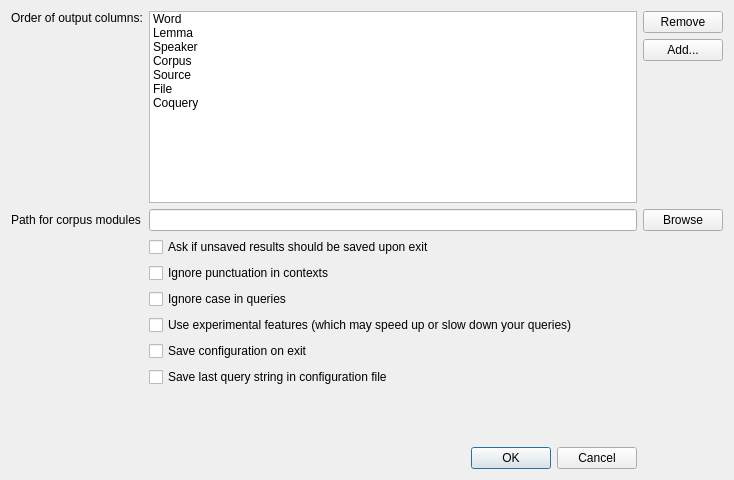
The window that coquery/gui/settings.ui (gkunter/coquery) describes before a commit, drawn with Qt 5.
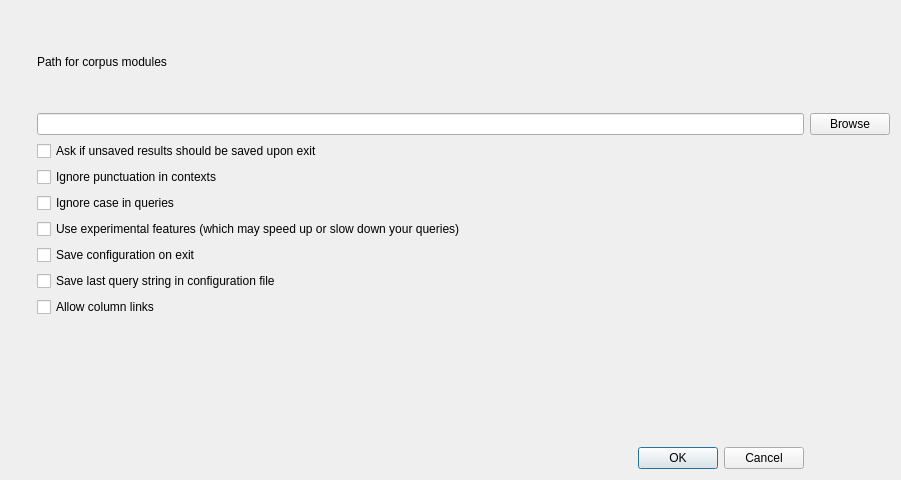
The same window after the commit. Icons and pictures are not drawn.

Commit message: Remove column order box

Diff of the .ui file:
```diff
--- a/coquery/gui/settings.ui
+++ b/coquery/gui/settings.ui
@@ -6,7 +6,7 @@
    <rect>
     <x>0</x>
     <y>0</y>
-    <width>734</width>
+    <width>901</width>
     <height>480</height>
    </rect>
   </property>
@@ -14,83 +14,28 @@
    <string>Dialog</string>
   </property>
   <layout class="QGridLayout" name="gridLayout">
-   <item row="7" column="1">
-    <widget class="QCheckBox" name="checkBox_5">
+   <item row="4" column="1">
+    <widget class="QCheckBox" name="checkBox_3">
      <property name="text">
-      <string>Save last query string in configuration file</string>
+      <string>Use experimental features (which may speed up or slow down your queries)</string>
+     </property>
+    </widget>
+   </item>
+   <item row="1" column="1">
+    <widget class="QCheckBox" name="checkBox">
+     <property name="text">
+      <string>Ask if unsaved results should be saved upon exit</string>
      </property>
     </widget>
    </item>
    <item row="3" column="1">
-    <widget class="QCheckBox" name="checkBox_2">
+    <widget class="QCheckBox" name="checkBox_6">
      <property name="text">
-      <string>Ignore punctuation in contexts</string>
+      <string>Ignore case in queries</string>
      </property>
     </widget>
    </item>
-   <item row="6" column="1">
-    <widget class="QCheckBox" name="checkBox_4">
-     <property name="text">
-      <string>Save configuration on exit</string>
-     </property>
-    </widget>
-   </item>
-   <item row="1" column="0">
-    <widget class="QLabel" name="label_2">
-     <property name="text">
-      <string>Path for corpus modules</string>
-     </property>
-    </widget>
-   </item>
-   <item row="0" column="0">
-    <layout class="QVBoxLayout" name="verticalLayout_2">
-     <item>
-      <widget class="QLabel" name="label">
-       <property name="text">
-        <string>Order of output columns:</string>
-       </property>
-      </widget>
-     </item>
-     <item>
-      <spacer name="verticalSpacer_3">
-       <property name="orientation">
-        <enum>Qt::Vertical</enum>
-       </property>
-       <property name="sizeType">
-        <enum>QSizePolicy::MinimumExpanding</enum>
-       </property>
-       <property name="sizeHint" stdset="0">
-        <size>
-         <width>20</width>
-         <height>40</height>
-        </size>
-       </property>
-      </spacer>
-     </item>
-    </layout>
-   </item>
-   <item row="1" column="2">
-    <widget class="QPushButton" name="button_lemma_path">
-     <property name="sizePolicy">
-      <sizepolicy hsizetype="Minimum" vsizetype="Minimum">
-       <horstretch>0</horstretch>
-       <verstretch>0</verstretch>
-      </sizepolicy>
-     </property>
-     <property name="text">
-      <string>Browse</string>
-     </property>
-     <property name="icon">
-      <iconset theme="folder">
-       <normaloff/>
-      </iconset>
-     </property>
-     <property name="shortcut">
-      <string>Alt+B</string>
-     </property>
-    </widget>
-   </item>
-   <item row="10" column="0" colspan="2">
+   <item row="12" column="0" colspan="2">
     <widget class="QDialogButtonBox" name="buttonBox">
      <property name="orientation">
       <enum>Qt::Horizontal</enum>
@@ -100,7 +45,35 @@
      </property>
     </widget>
    </item>
-   <item row="9" column="0">
+   <item row="8" column="1">
+    <widget class="QCheckBox" name="checkBox_7">
+     <property name="text">
+      <string>Allow column links</string>
+     </property>
+    </widget>
+   </item>
+   <item row="5" column="1">
+    <widget class="QCheckBox" name="checkBox_4">
+     <property name="text">
+      <string>Save configuration on exit</string>
+     </property>
+    </widget>
+   </item>
+   <item row="2" column="1">
+    <widget class="QCheckBox" name="checkBox_2">
+     <property name="text">
+      <string>Ignore punctuation in contexts</string>
+     </property>
+    </widget>
+   </item>
+   <item row="6" column="1">
+    <widget class="QCheckBox" name="checkBox_5">
+     <property name="text">
+      <string>Save last query string in configuration file</string>
+     </property>
+    </widget>
+   </item>
+   <item row="11" column="0">
     <spacer name="verticalSpacer">
      <property name="orientation">
       <enum>Qt::Vertical</enum>
@@ -113,118 +86,70 @@
      </property>
     </spacer>
    </item>
-   <item row="5" column="1">
-    <widget class="QCheckBox" name="checkBox_3">
-     <property name="text">
-      <string>Use experimental features (which may speed up or slow down your queries)</string>
-     </property>
-    </widget>
-   </item>
-   <item row="0" column="2">
+   <item row="0" column="1">
     <layout class="QVBoxLayout" name="verticalLayout">
+     <property name="spacing">
+      <number>0</number>
+     </property>
      <item>
-      <widget class="QPushButton" name="pushButton">
+      <widget class="QLabel" name="label_2">
+       <property name="sizePolicy">
+        <sizepolicy hsizetype="Minimum" vsizetype="Minimum">
+         <horstretch>0</horstretch>
+         <verstretch>0</verstretch>
+        </sizepolicy>
+       </property>
        <property name="text">
-        <string>Remove</string>
+        <string>Path for corpus modules</string>
        </property>
       </widget>
      </item>
      <item>
-      <widget class="QPushButton" name="pushButton_2">
-       <property name="text">
-        <string>Add...</string>
-       </property>
-      </widget>
+      <widget class="QLineEdit" name="lineEdit"/>
      </item>
+    </layout>
+   </item>
+   <item row="0" column="2">
+    <layout class="QVBoxLayout" name="verticalLayout_2">
+     <property name="spacing">
+      <number>0</number>
+     </property>
      <item>
       <spacer name="verticalSpacer_2">
        <property name="orientation">
         <enum>Qt::Vertical</enum>
        </property>
-       <property name="sizeType">
-        <enum>QSizePolicy::MinimumExpanding</enum>
-       </property>
        <property name="sizeHint" stdset="0">
         <size>
-         <width>20</width>
-         <height>40</height>
+         <width>0</width>
+         <height>0</height>
         </size>
        </property>
       </spacer>
      </item>
+     <item>
+      <widget class="QPushButton" name="button_lemma_path">
+       <property name="sizePolicy">
+        <sizepolicy hsizetype="Minimum" vsizetype="Minimum">
+         <horstretch>0</horstretch>
+         <verstretch>0</verstretch>
+        </sizepolicy>
+       </property>
+       <property name="text">
+        <string>Browse</string>
+       </property>
+       <property name="icon">
+        <iconset theme="folder">
+         <normaloff/>
+        </iconset>
+       </property>
+       <property name="shortcut">
+        <string>Alt+B</string>
+       </property>
+      </widget>
+     </item>
     </layout>
    </item>
-   <item row="1" column="1">
-    <widget class="QLineEdit" name="lineEdit"/>
-   </item>
-   <item row="2" column="1">
-    <widget class="QCheckBox" name="checkBox">
-     <property name="text">
-      <string>Ask if unsaved results should be saved upon exit</string>
-     </property>
-    </widget>
-   </item>
-   <item row="0" column="1">
-    <widget class="QListWidget" name="listWidget">
-     <property name="sizePolicy">
-      <sizepolicy hsizetype="Expanding" vsizetype="Minimum">
-       <horstretch>0</horstretch>
-       <verstretch>0</verstretch>
-      </sizepolicy>
-     </property>
-     <property name="dragEnabled">
-      <bool>false</bool>
-     </property>
-     <property name="dragDropMode">
-      <enum>QAbstractItemView::InternalMove</enum>
-     </property>
-     <property name="defaultDropAction">
-      <enum>Qt::MoveAction</enum>
-     </property>
-     <item>
-      <property name="text">
-       <string>Word</string>
-      </property>
-     </item>
-     <item>
-      <property name="text">
-       <string>Lemma</string>
-      </property>
-     </item>
-     <item>
-      <property name="text">
-       <string>Speaker</string>
-      </property>
-     </item>
-     <item>
-      <property name="text">
-       <string>Corpus</string>
-      </property>
-     </item>
-     <item>
-      <property name="text">
-       <string>Source</string>
-      </property>
-     </item>
-     <item>
-      <property name="text">
-       <string>File</string>
-      </property>
-     </item>
-     <item>
-      <property name="text">
-       <string>Coquery</string>
-      </property>
-     </item>
-    </widget>
-   </item>
-   <item row="4" column="1">
-    <widget class="QCheckBox" name="checkBox_6">
-     <property name="text">
-      <string>Ignore case in queries</string>
-     </property>
-    </widget>
-   </item>
   </layout>
  </widget>
  <resources/>
```
